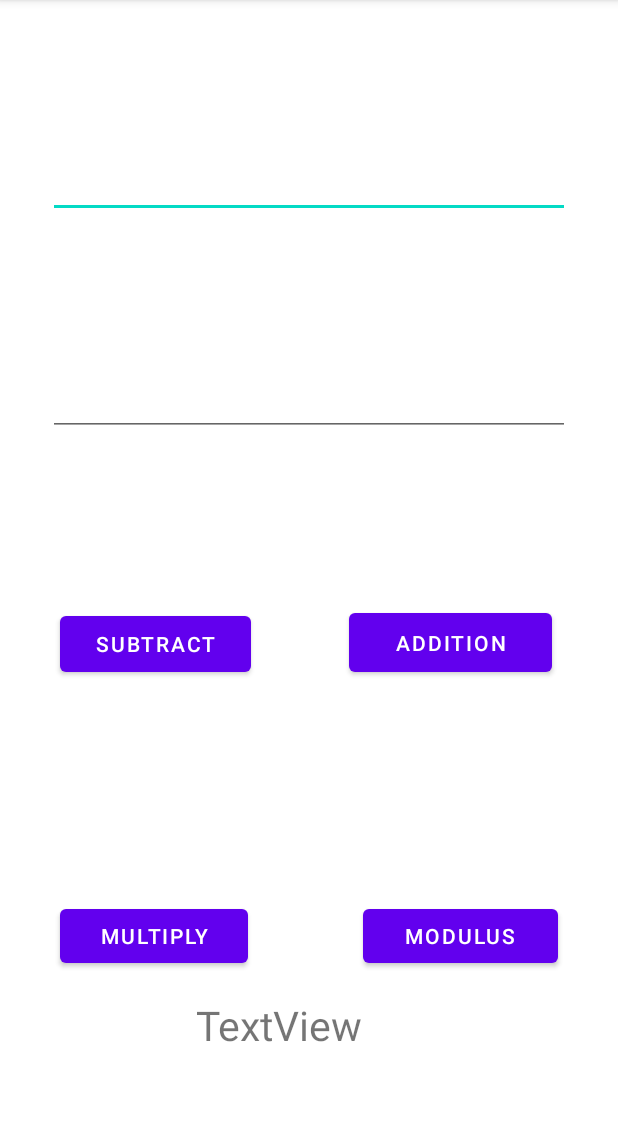
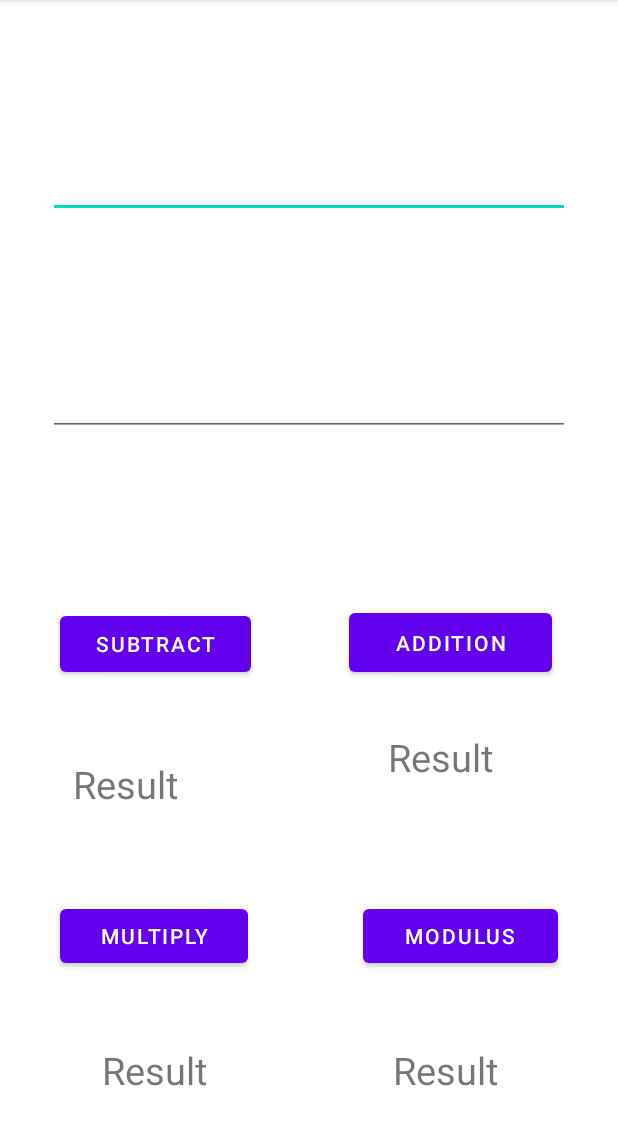
Before and after one commit to fardosa-ibrahim/simpleCalculator, an Android app: the screen it shows after launch (MainActivity), on a phone screen of 412 x 824 dp, the part 84-1229 px from its top. Run offline under Robolectric (Android 15) with nearby library versions, the phone set to English and light mode, and no system bars.

Commit message:
made some TextView chamges

```diff
--- a/app/src/main/java/com/example/twonumbercalculator/MainActivity.kt
+++ b/app/src/main/java/com/example/twonumbercalculator/MainActivity.kt
@@ -13,17 +13,23 @@ class MainActivity : AppCompatActivity() {
     lateinit var btnModulus:Button
     lateinit var etNum1: EditText
     lateinit var etNum2: EditText
-    lateinit var tvResult: TextView
+    lateinit var tvSubtract: TextView
+    lateinit var tvAddition:TextView
+    lateinit var tvMultiply:TextView
+    lateinit var tvModulus:TextView
     override fun onCreate(savedInstanceState: Bundle?) {
         super.onCreate(savedInstanceState)
         setContentView(R.layout.activity_main)
-       btnSum=findViewById(R.id.btnSum)
+        btnSum=findViewById(R.id.btnSum)
         btnMinus=findViewById(R.id.btnMinus)
         btnMulti=findViewById(R.id.btnMulti)
         btnModulus=findViewById(R.id.btnModulus)
         etNum1=findViewById(R.id.etNum1)
         etNum2=findViewById(R.id.etNum2)
-        tvResult=findViewById(R.id.tvResult)
+        tvSubtract=findViewById(R.id.tvSubtract)
+        tvAddition=findViewById(R.id.tvAddition)
+        tvMultiply=findViewById(R.id.tvMultiply)
+        tvModulus=findViewById(R.id.tvModulus)
 
         btnSum.setOnClickListener {
             var num1=etNum1.text.toString().toInt()
@@ -48,22 +54,22 @@ class MainActivity : AppCompatActivity() {
     }
     fun calculateModulus(num1: Int, num2: Int) {
      var modulus=num1%num2
-        tvResult.text=modulus.toString()
+        tvModulus.text=modulus.toString()
     }
 
     fun calculateMultiplication(num1: Int, num2: Int) {
        var multiplicatiuon=num1*num2
-        tvResult.text=multiplicatiuon.toString()
+        tvMultiply.text=multiplicatiuon.toString()
     }
 
     fun calculateMinus(num1: Int, num2: Int) {
       var minus=num1-num2
-        tvResult.text=minus.toString()
+        tvSubtract.text=minus.toString()
     }
 
     fun calculateSum(num1:Int,num2:Int){
        var sum=num1+num2
-        tvResult.text=sum.toString()
+        tvAddition.text=sum.toString()
 
     }
 
--- a/app/src/main/res/layout/activity_main.xml
+++ b/app/src/main/res/layout/activity_main.xml
@@ -84,17 +84,59 @@
         app:layout_constraintStart_toEndOf="@+id/btnMulti" />
 
     <TextView
-        android:id="@+id/tvResult"
-        android:layout_width="151dp"
-        android:layout_height="47dp"
-        android:layout_marginStart="80dp"
-        android:layout_marginEnd="80dp"
-        android:text="TextView"
-        android:textSize="27sp"
+        android:id="@+id/tvSubtract"
+        android:layout_width="75dp"
+        android:layout_height="43dp"
+        android:layout_marginTop="24dp"
+        android:layout_marginEnd="88dp"
+        android:text="Result"
+        android:textSize="25sp"
+        app:layout_constraintBottom_toTopOf="@+id/btnMulti"
+        app:layout_constraintEnd_toStartOf="@+id/btnModulus"
+        app:layout_constraintHorizontal_bias="0.615"
+        app:layout_constraintStart_toStartOf="parent"
+        app:layout_constraintTop_toBottomOf="@+id/btnMinus"
+        app:layout_constraintVertical_bias="0.348" />
+
+    <TextView
+        android:id="@+id/tvAddition"
+        android:layout_width="77dp"
+        android:layout_height="45dp"
+        android:layout_marginTop="36dp"
+        android:layout_marginEnd="76dp"
+        android:text="Result"
+        android:textSize="25sp"
+        app:layout_constraintBottom_toTopOf="@+id/tvSubtract"
+        app:layout_constraintEnd_toEndOf="parent"
+        app:layout_constraintTop_toBottomOf="@+id/btnSum"
+        app:layout_constraintVertical_bias="0.103" />
+
+    <TextView
+        android:id="@+id/tvMultiply"
+        android:layout_width="74dp"
+        android:layout_height="43dp"
+        android:layout_marginStart="68dp"
+        android:layout_marginTop="48dp"
+        android:text="Result"
+        android:textSize="25sp"
+        app:layout_constraintBottom_toBottomOf="parent"
+        app:layout_constraintEnd_toStartOf="@+id/tvModulus"
+        app:layout_constraintHorizontal_bias="0.0"
+        app:layout_constraintStart_toStartOf="parent"
+        app:layout_constraintTop_toBottomOf="@+id/btnMulti"
+        app:layout_constraintVertical_bias="0.0" />
+
+    <TextView
+        android:id="@+id/tvModulus"
+        android:layout_width="82dp"
+        android:layout_height="43dp"
+        android:layout_marginTop="40dp"
+        android:layout_marginEnd="68dp"
+        android:text="Result"
+        android:textSize="25sp"
         app:layout_constraintBottom_toBottomOf="parent"
         app:layout_constraintEnd_toEndOf="parent"
-        app:layout_constraintStart_toStartOf="parent"
-        app:layout_constraintTop_toTopOf="parent"
-        app:layout_constraintVertical_bias="0.922" />
+        app:layout_constraintTop_toBottomOf="@+id/btnModulus"
+        app:layout_constraintVertical_bias="0.216" />
 
 </androidx.constraintlayout.widget.ConstraintLayout>
```
